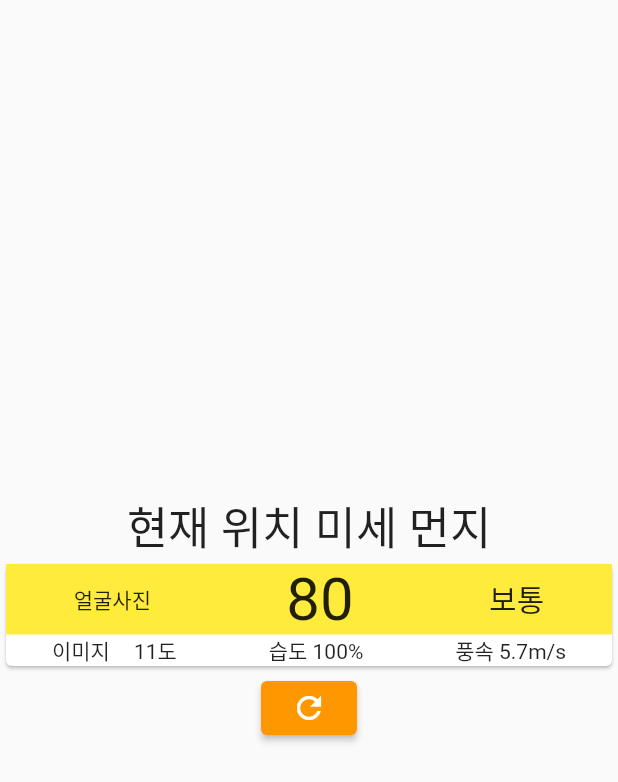
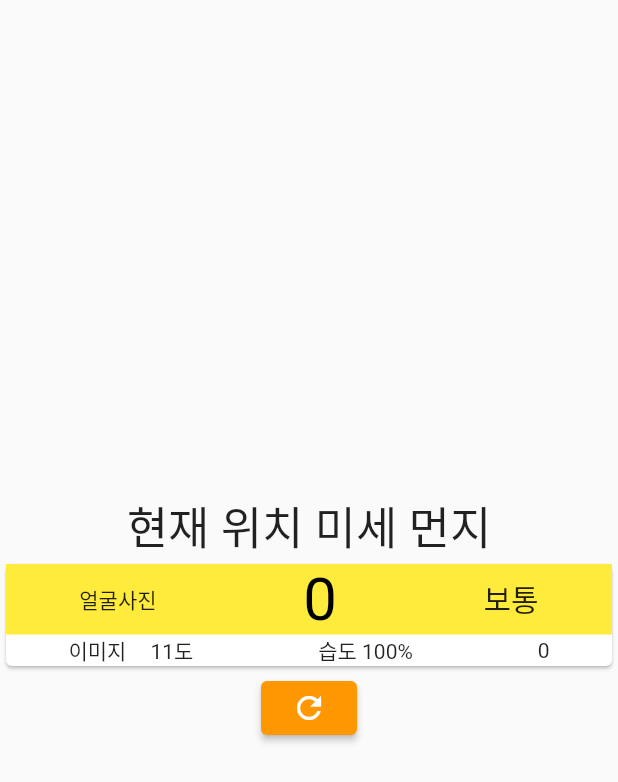
Before and after one commit to wogks/dirt-app, a Flutter app: the screen it shows after launch, on a phone screen of 412 x 824 dp. Shown: the top 782 px of the screen. Run offline on Flutter 3.47's test engine with Material 2 defaults, Android fonts, the phone set to English and light mode, and no system bars; network calls fail.

Commit message:
Add: api값 가져옴

```diff
--- a/lib/main.dart
+++ b/lib/main.dart
@@ -1,8 +1,12 @@
+import 'package:dirtapp/model/air_result_view_model.dart';
 import 'package:dirtapp/screen/main_screen.dart';
 import 'package:flutter/material.dart';
+import 'package:provider/provider.dart';
 
 void main() {
-  runApp(const MyApp());
+  runApp(ChangeNotifierProvider(
+    create: (_) => AirResultViewModel(),
+    child: const MyApp()));
 }
 
 class MyApp extends StatelessWidget {
--- a/lib/model/air_result_model.dart
+++ b/lib/model/air_result_model.dart
@@ -1,7 +1,10 @@
 class AirResultModel {
-  String aqius;
-  String aqicn;
-  String ws;
+  num aqius;
+  num aqicn;
+  num ws;
 
-  AirResultModel({required this.aqius, required this.aqicn, required this.ws});
+  AirResultModel({
+    required this.aqicn,
+    required this.aqius,
+    required this.ws});
 }
--- a/lib/model/air_result_view_model.dart
+++ b/lib/model/air_result_view_model.dart
@@ -2,13 +2,20 @@ import 'package:dirtapp/api/air_result_api.dart';
 import 'package:dirtapp/model/air_result_model.dart';
 import 'package:flutter/material.dart';
 
-class AirResultViewModel extends ChangeNotifier {
-  final AirResultApi _airResult = AirResultApi();
+class AirResultViewModel extends ChangeNotifier{
+  final AirResultApi _airApi = AirResultApi();
 
-  AirResultModel _resluts = AirResultModel(aqius: '', aqicn: '', ws: '');
+  AirResultModel airmodel = AirResultModel(aqicn: 0, aqius: 0, ws: 0);
 
-  void fetchAirResult() async {
-    _resluts = await _airResult.getAirResult();
+  // bool isLoading =
+  AirResultViewModel(){
+    fetchAirResult();
+  }
+
+  void fetchAirResult () async {
+    airmodel = await _airApi.getAirResult();
+
     notifyListeners();
+
   }
 }
--- a/lib/screen/main_screen.dart
+++ b/lib/screen/main_screen.dart
@@ -1,4 +1,6 @@
+import 'package:dirtapp/model/air_result_view_model.dart';
 import 'package:flutter/material.dart';
+import 'package:provider/provider.dart';
 
 class MainScreen extends StatefulWidget {
   const MainScreen({Key? key}) : super(key: key);
@@ -10,6 +12,7 @@ class MainScreen extends StatefulWidget {
 class _MainScreenState extends State<MainScreen> {
   @override
   Widget build(BuildContext context) {
+    final viewmodel = context.watch<AirResultViewModel>();
     return Scaffold(
       body: Center(
         child: Column(
@@ -27,12 +30,13 @@ class _MainScreenState extends State<MainScreen> {
                     child: Row(
                       mainAxisAlignment: MainAxisAlignment.spaceAround,
                       children: [
-                        Text('얼굴사진'),
+                        const Text('얼굴사진'),
                         Text(
-                          '80',
-                          style: TextStyle(fontSize: 40),
+                          viewmodel.airmodel.aqicn.toString(),
+                          style: const TextStyle(
+                              fontSize: 40, color: Colors.black),
                         ),
-                        Text(
+                        const Text(
                           '보통',
                           style: TextStyle(fontSize: 20),
                         ),
@@ -52,7 +56,7 @@ class _MainScreenState extends State<MainScreen> {
                         ],
                       ),
                       Text('습도 100%'),
-                      Text('풍속 5.7m/s')
+                      Text(viewmodel.airmodel.ws.toString())
                     ],
                   ),
                 ],
```
Also changed, not shown: lib/api/air_result_api.dart (+18 -6 lines), 2 other files.
